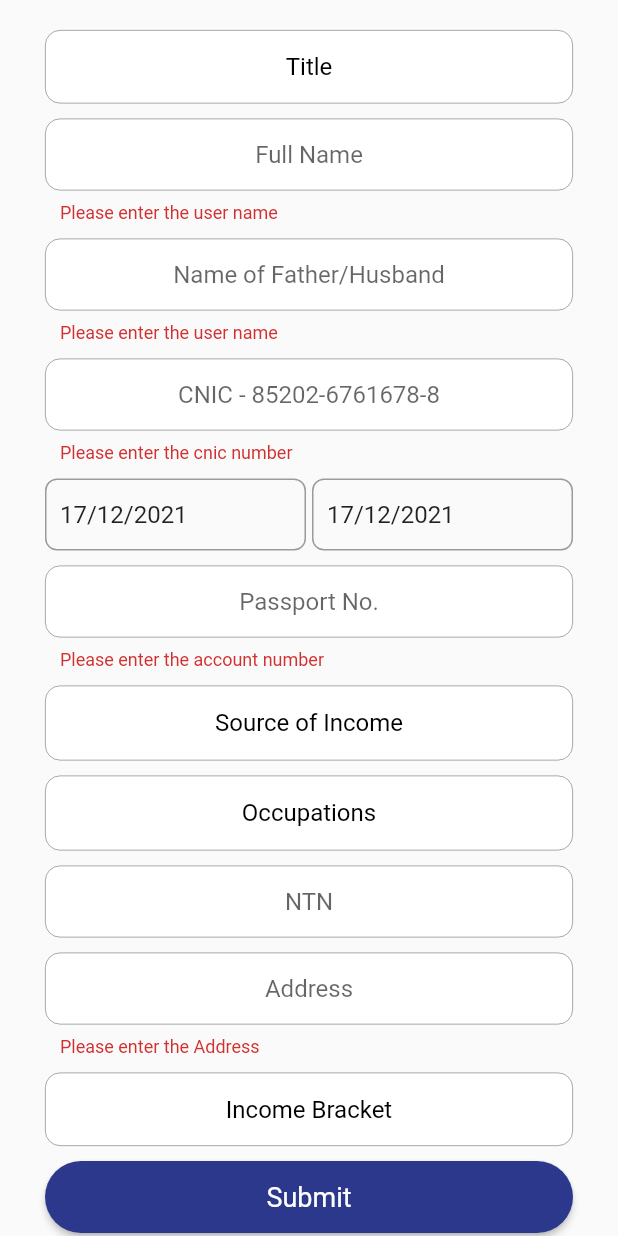
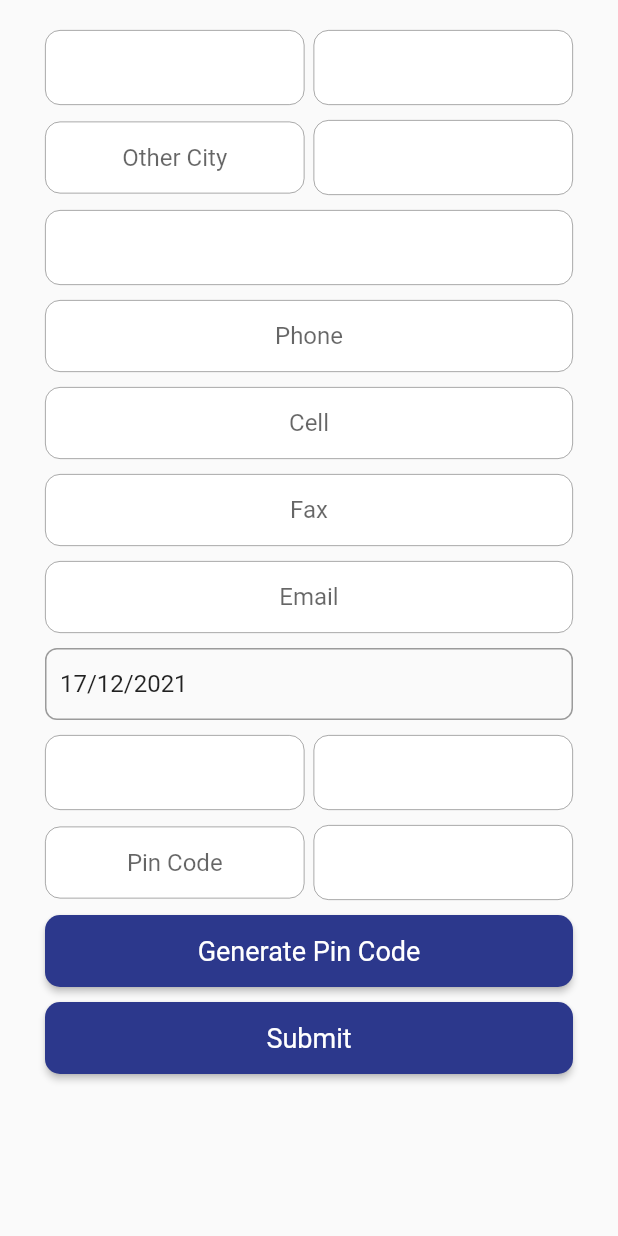
Before and after one commit to shahzad200/Restinvest, a Flutter app: the UserScreen screen opened by its route, after a tap on "Submit", on a phone screen of 412 x 824 dp. Run offline on Flutter 3.47's test engine with Material 2 defaults, Android fonts, the phone set to English and light mode, and no system bars; drawn by our look-alikes of date_field; our stand-ins replace fluttertoast, get, webview_flutter; missing offline and left inert: encrypt; accounts and stored records are empty; network calls fail.

Commit message:
updated code

```diff
--- a/lib/controller/generate_code_screen.dart
+++ b/lib/controller/generate_code_screen.dart
@@ -0,0 +1,11 @@
+import 'package:flutter/cupertino.dart';
+import 'package:flutter/material.dart';
+import 'package:get/get.dart';
+
+
+
+
+class GenerateCodeScreenController extends GetxController{
+  var formKey = GlobalKey<FormState>();
+  var scaffoldKey = GlobalKey<ScaffoldState>();
+}
--- a/lib/routes/routes.dart
+++ b/lib/routes/routes.dart
@@ -4,6 +4,7 @@ import 'package:investintrust/views/branches_screen.dart';
 import 'package:investintrust/views/daily_nav_screen.dart';
 import 'package:investintrust/views/f2f_transfer_screen.dart';
 import 'package:investintrust/views/fundmanager_screen.dart';
+import 'package:investintrust/views/generate_code_screen.dart';
 import 'package:investintrust/views/home_screen.dart';
 import 'package:investintrust/views/learning_screen.dart';
 import 'package:investintrust/views/login_screen.dart';
@@ -36,9 +37,10 @@ class AppRoute {
   static const String marketRoute = '/market';
   static const String productRoute = '/product';
   static const String fundRoute = '/fund';
-  static const String fundManagerRoute = '/fundManager';
+  static const String generateCode = '/generateCode';
 
   static const String redemptionRoute = '/redemption';
+  static const String fundManagerRoute = '/fundManager';
   static const String portofolioRoute = '/portofolio';
   static const String purchasesRoute = '/purchases';
   static const String f2ftransferRoute = '/f2ftransfer';
@@ -135,6 +137,10 @@ class AppRoute {
         name: AppRoute.taxcalculatorRoute,
         page: () => const TaxCalculatorScreen(),
       ),
+      GetPage(
+        name: AppRoute.generateCode,
+        page: () => const GenerateCodeScreen(),
+      ),
     ];
   }
 
--- a/lib/views/generate_code_screen.dart
+++ b/lib/views/generate_code_screen.dart
@@ -0,0 +1,262 @@
+import 'package:flutter/cupertino.dart';
+import 'package:flutter/material.dart';
+import 'package:flutter/painting.dart';
+
+import 'package:get/get.dart';
+import 'package:investintrust/controller/generate_code_screen.dart';
+import '../utils/constant.dart';
+
+import '../widgets/datefield.dart';
+
+import '../utils/colors.dart';
+
+import '../widgets/button.dart';
+
+import '../widgets/textformfiled.dart';
+
+class GenerateCodeScreen extends StatelessWidget {
+  const GenerateCodeScreen({Key? key}) : super(key: key);
+
+  @override
+  Widget build(BuildContext context) {
+    return GetBuilder<GenerateCodeScreenController>(
+        init: GenerateCodeScreenController(),
+        builder: (_) {
+          return SafeArea(
+              child: Scaffold(
+            key: _.scaffoldKey,
+            body: SingleChildScrollView(
+              padding: const EdgeInsets.only(top: 20, left: 30, right: 30),
+              child: Form(
+                key: _.formKey,
+                child: Column(
+                  children: [
+                    Row(
+                      children: [
+                        Expanded(
+                          child: Container(height: 50,
+                            // alignment: Alignment.center,
+                            // width: Get.width,
+                            // margin: EdgeInsets.all(10.0),
+                            // padding: const EdgeInsets.only(left: 10.0, right: 5.0),
+
+                            decoration: BoxDecoration(
+                                borderRadius: BorderRadius.circular(10),
+                                color: AppColor.whiteColor,
+                                border: Border.all(
+                                    width: 0.5, color: AppColor.dimblack)),
+                          ),
+                        ),
+                        const SizedBox(
+                          width: 6,
+                        ),
+                        Expanded(
+                          child: Container(height: 50,
+                            // alignment: Alignment.center,
+                            // width: Get.width,
+                            // margin: EdgeInsets.all(10.0),
+                            // padding: const EdgeInsets.only(left: 10.0, right: 5.0),
+
+                            decoration: BoxDecoration(
+                                borderRadius: BorderRadius.circular(10),
+                                color: AppColor.whiteColor,
+                                border: Border.all(
+                                    width: 0.5, color: AppColor.dimblack)),
+                          ),
+                        ),
+                      ],
+                    ),
+
+
+
+                    const SizedBox(
+                      height: 10,
+                    ),
+                  Row(children: [
+                    Expanded(
+                      child: CustomFormField(
+                        onTextChange: (val) {},
+                        hint: "Other City",
+                        fieldType: Constants.accountNo,
+                        textAlign: TextAlign.center,
+                      ),
+                    ),
+                   const SizedBox(width: 6,),
+                    Expanded(
+                      child: Container(height: 50,
+                        // alignment: Alignment.center,
+                        // width: Get.width,
+                        // margin: EdgeInsets.all(10.0),
+                        // padding: const EdgeInsets.only(left: 10.0, right: 5.0),
+
+                        decoration: BoxDecoration(
+                            borderRadius: BorderRadius.circular(10),
+                            color: AppColor.whiteColor,
+                            border: Border.all(
+                                width: 0.5, color: AppColor.dimblack)),
+                      ),
+                    ),
+                  ],),
+                    const SizedBox(
+                      height: 10,
+                    ),
+                    Container(height: 50,
+                      // alignment: Alignment.center,
+                       width: Get.width,
+                      // margin: EdgeInsets.all(10.0),
+                      // padding: const EdgeInsets.only(left: 10.0, right: 5.0),
+
+                      decoration: BoxDecoration(
+                          borderRadius: BorderRadius.circular(10),
+                          color: AppColor.whiteColor,
+                          border: Border.all(
+                              width: 0.5, color: AppColor.dimblack)),
+                    ),
+
+
+                    const SizedBox(
+                      height: 10,
+                    ),
+
+
+
+
+                    CustomFormField(
+                      onTextChange: (val) {},
+                      hint: "Phone",
+                      fieldType: Constants.phoneNumberField,
+                      textAlign: TextAlign.center,
+                    ),
+                    const SizedBox(
+                      height: 10,
+                    ),
+                    CustomFormField(
+                      onTextChange: (val) {},
+                      hint: "Cell",
+                      textAlign: TextAlign.center,
+                      fieldType: Constants.phoneNumberField,
+                    ),
+                    const SizedBox(
+                      height: 10,
+                    ),
+                    CustomFormField(
+                      onTextChange: (val) {},
+                      hint: "Fax",
+                      textAlign: TextAlign.center,
+                      fieldType: Constants.phoneNumberField,
+                    ),
+                   const SizedBox(height: 10,),
+                    CustomFormField(
+                      onTextChange: (val) {},
+                      hint: "Email",
+                      textAlign: TextAlign.center,
+                      fieldType: Constants.emailField,
+                    ),
+                    const SizedBox(height: 10,),
+
+                  const  DateFormFieldContainer(isRounded:true,text:"Date Of Birth"),
+                    const SizedBox(
+                      height: 10,
+                    ),
+                    Row(
+                      children: [
+                        Expanded(
+                          child: Container(height: 50,
+                            // alignment: Alignment.center,
+                            // width: Get.width,
+                            // margin: EdgeInsets.all(10.0),
+                            // padding: const EdgeInsets.only(left: 10.0, right: 5.0),
+
+                            decoration: BoxDecoration(
+                                borderRadius: BorderRadius.circular(10),
+                                color: AppColor.whiteColor,
+                                border: Border.all(
+                                    width: 0.5, color: AppColor.dimblack)),
+                          ),
+                        ),
+                        const SizedBox(
+                          width: 6,
+                        ),
+                        Expanded(
+                          child: Container(height: 50,
+                            // alignment: Alignment.center,
+                            // width: Get.width,
+                            // margin: EdgeInsets.all(10.0),
+                            // padding: const EdgeInsets.only(left: 10.0, right: 5.0),
+
+                            decoration: BoxDecoration(
+                                borderRadius: BorderRadius.circular(10),
+                                color: AppColor.whiteColor,
+                                border: Border.all(
+                                    width: 0.5, color: AppColor.dimblack)),
+                          ),
+                        ),
+                      ],
+                    ),
+
+
+
+                    const SizedBox(
+                      height: 10,
+                    ),
+                    Row(children: [
+                      Expanded(
+                        child: CustomFormField(
+                          onTextChange: (val) {},
+                          hint: "Pin Code",
+                          fieldType: Constants.accountNo,
+                          textAlign: TextAlign.center,
+                        ),
+                      ),
+                      const SizedBox(width: 6,),
+                      Expanded(
+                        child: Container(height: 50,
+                          // alignment: Alignment.center,
+                          // width: Get.width,
+                          // margin: EdgeInsets.all(10.0),
+                          // padding: const EdgeInsets.only(left: 10.0, right: 5.0),
+
+                          decoration: BoxDecoration(
+                              borderRadius: BorderRadius.circular(10),
+                              color: AppColor.whiteColor,
+                              border: Border.all(
+                                  width: 0.5, color: AppColor.dimblack)),
+                        ),
+                      ),
+                    ],),
+                    const SizedBox(
+                      height: 10,
+                    ),
+                    RestInvestButton(isSquare: true,
+                      text: "Generate Pin Code",
+                      buttonColor: AppColor.blueColor,
+                      textColor: AppColor.whiteColor,
+                      onPress: () {
+                        if (_.formKey.currentState!.validate()) {
+                          _.formKey.currentState!.save();
+                        }
+
+                      },
+                    ),
+                    const SizedBox(
+                      height: 10,
+                    ),
+                    RestInvestButton(isSquare: true,
+                      text: "Submit",
+                      buttonColor: AppColor.blueColor,
+                      textColor: AppColor.whiteColor,
+                      onPress: () {
+                        if (_.formKey.currentState!.validate()) {
+                          _.formKey.currentState!.save();
+                        }
+
+                      },
+                    ),
+                  ],
+                ),
+              ),
+            ),
+          ));
+        });
+  }
+}
--- a/lib/views/user_screen.dart
+++ b/lib/views/user_screen.dart
@@ -4,6 +4,7 @@ import 'package:flutter/painting.dart';
 import 'package:fluttertoast/fluttertoast.dart';
 
 import 'package:get/get.dart';
+import 'package:investintrust/routes/routes.dart';
 import '../utils/constant.dart';
 
 import '../utils/lists.dart';
@@ -114,7 +115,7 @@ class UserScreen extends StatelessWidget {
                     Row(
                       children: const [
                         Expanded(
-                          child: DateFormFieldContainer(
+                          child: DateFormFieldContainer(text:"CNIC Start date",
                             isRounded: true,
                           ),
                         ),
@@ -122,7 +123,7 @@ class UserScreen extends StatelessWidget {
                           width: 4,
                         ),
                         Expanded(
-                          child: DateFormFieldContainer(isRounded: true),
+                          child: DateFormFieldContainer(isRounded: true,text:"CNIC Expirey date"),
                         ),
                       ],
                     ),
@@ -315,12 +316,14 @@ class UserScreen extends StatelessWidget {
                     const SizedBox(
                       height: 10,
                     ),
-                    RestInvestButton(
+                    RestInvestButton(isSquare: true,
                       text: "Submit",
                       buttonColor: AppColor.blueColor,
                       textColor: AppColor.whiteColor,
-                      onPress: () {  if (_.formKey.currentState!.validate()) {
-                        _.formKey.currentState!.save();
+                      onPress: () {
+                        // if (_.formKey.currentState!.validate()) {
+                        // _.formKey.currentState!.save();
+                        Get.toNamed(AppRoute.generateCode);
 
                       }
                         // Fluttertoast.showToast(
@@ -331,7 +334,7 @@ class UserScreen extends StatelessWidget {
                         //     backgroundColor: Colors.black,
                         //     textColor: Colors.white,
                         //     fontSize: 16.0);
-                      },
+
                     ),
                   ],
                 ),
--- a/lib/views/view_report_screen.dart
+++ b/lib/views/view_report_screen.dart
@@ -49,7 +49,7 @@ class ViewReportsScreen extends StatelessWidget {
                                 text: 'Start Date', textColor: AppColor.black),
                             SizedBox(
                               height: 35,
-                              child: DateFormFieldContainer(
+                              child: DateFormFieldContainer(text:"CNIC Expirey date",
                                 isRounded: false,
                               ),
                             ),
@@ -67,7 +67,7 @@ class ViewReportsScreen extends StatelessWidget {
                                 text: 'End Date', textColor: AppColor.black),
                             SizedBox(
                               height: 35,
-                              child: DateFormFieldContainer(
+                              child: DateFormFieldContainer(text:"CNIC Expirey date",
                                 isRounded: false,
                               ),
                             ),
--- a/lib/widgets/button.dart
+++ b/lib/widgets/button.dart
@@ -37,9 +37,8 @@ class RestInvestButton extends StatelessWidget {
           minimumSize: Size(width, height),
           shape: RoundedRectangleBorder(
             borderRadius: isSquare
-                ? BorderRadius.vertical(
-                    top: Radius.circular(0),
-                    bottom: Radius.circular(0),
+                ? BorderRadius.circular(10
+
                   )
                 : BorderRadius.circular(30.0),
           ),
--- a/lib/widgets/datefield.dart
+++ b/lib/widgets/datefield.dart
@@ -8,9 +8,11 @@ class DateFormFieldContainer extends StatefulWidget {
   const DateFormFieldContainer({
     required this.isRounded,
     this.color = AppColor.dimblack,
+   required this.text,
     Key? key,
   }) : super(key: key);
   final bool isRounded;
+  final String? text;
   final Color color;
 
   @override
@@ -34,7 +36,7 @@ class _DateFormFieldContainerState extends State<DateFormFieldContainer> {
           ),
         ),
         contentPadding: EdgeInsets.all(10),
-        hintText: "CNIC Expiry Date",
+        hintText:widget. text!,
       ),
       dateFormat: DateFormat('dd/MM/yyyy'),
       mode: DateTimeFieldPickerMode.date,
```
